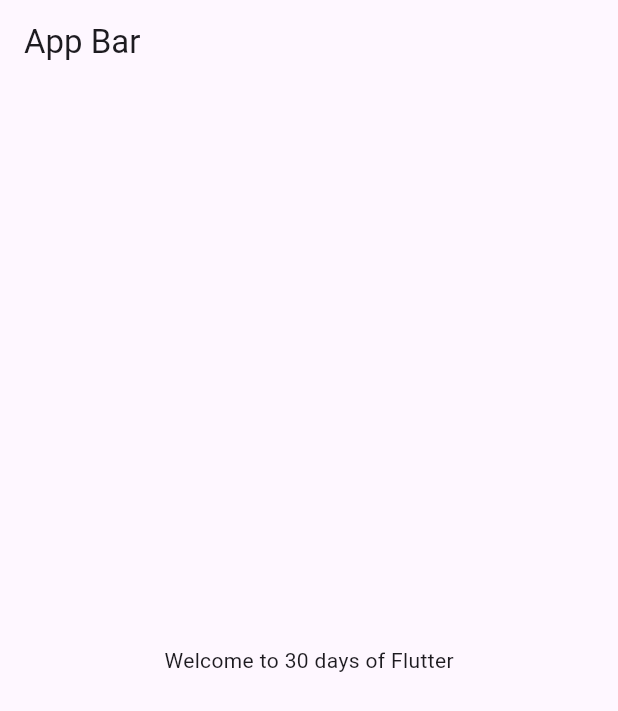
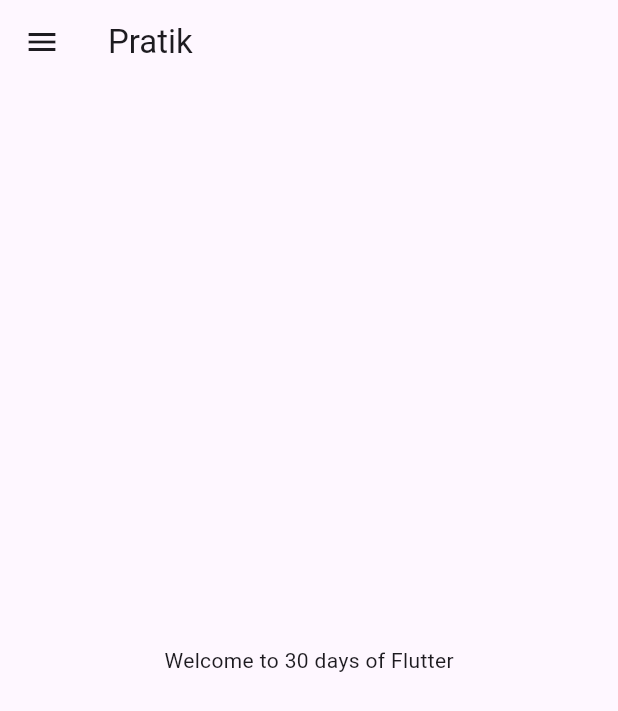
Before and after one commit to C0derX/my_project, a Flutter app: the screen it shows after launch, on a phone screen of 412 x 824 dp. Shown: the top 711 px of the screen. Run offline on Flutter 3.47's test engine with Material 3 defaults, Android fonts, the phone set to English and light mode, and no system bars.

Commit message:
Day 3 commit

```diff
--- a/lib/main.dart
+++ b/lib/main.dart
@@ -1,5 +1,6 @@
 import 'package:flutter/material.dart';
-import 'package:my_project/home_page.dart';
+import 'package:my_project/pages/home_page.dart';
+import 'package:my_project/pages/login_page.dart';
 
 void main() {
   runApp(MyApp());
@@ -8,7 +9,13 @@ void main() {
 class MyApp extends StatelessWidget {
   Widget build(BuildContext context) {
     return MaterialApp(
-      home: HomePage(),
-    );
+        themeMode: ThemeMode.system,
+        theme: ThemeData(primarySwatch: Colors.purple),
+        initialRoute: "/home",
+        routes: {
+          "/": (context) => LoginPage(),
+          "/home": (context) => HomePage(),
+          "/Login": (context) => LoginPage(),
+        });
   }
 }
--- a/lib/home_page.dart
+++ b/lib/pages/home_page.dart
@@ -7,13 +7,14 @@ class HomePage extends StatelessWidget {
     String name = "Flutter";
     return Scaffold(
       appBar: AppBar(
-        title: Text("App Bar"),
+        title: Text("Pratik"),
       ),
       body: Center(
         child: Container(
           child: Text("Welcome to $days days of $name"),
         ),
       ),
+      drawer: Drawer(),
     );
   }
 }
```
Also changed, not shown: lib/pages/login_page.dart (added, +17 -0 lines).
